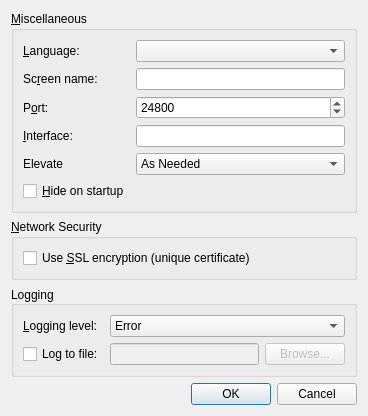
deskflow/deskflow, file src/gui/res/SettingsDialogBase.ui: the form before one commit.
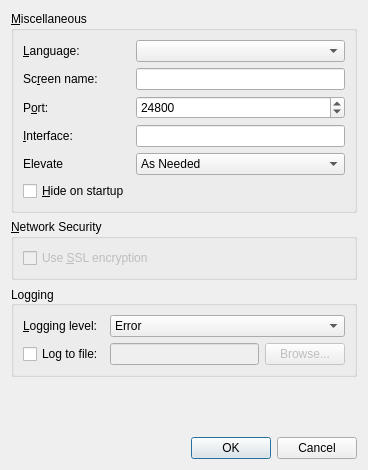
The form after the commit.

Commit message: #5627 Enable encryption for Pro users

The edit to the form file:
```diff
--- a/src/gui/res/SettingsDialogBase.ui
+++ b/src/gui/res/SettingsDialogBase.ui
@@ -7,7 +7,7 @@
     <x>0</x>
     <y>0</y>
     <width>368</width>
-    <height>380</height>
+    <height>470</height>
    </rect>
   </property>
   <property name="windowTitle">
@@ -176,8 +176,11 @@
       </property>
       <item row="0" column="0">
        <widget class="QCheckBox" name="m_pCheckBoxEnableCrypto">
+        <property name="enabled">
+         <bool>false</bool>
+        </property>
         <property name="text">
-         <string>Use &amp;SSL encryption (unique certificate)</string>
+         <string>Use &amp;SSL encryption</string>
         </property>
        </widget>
       </item>
```
The commit also changes 3 other files.
